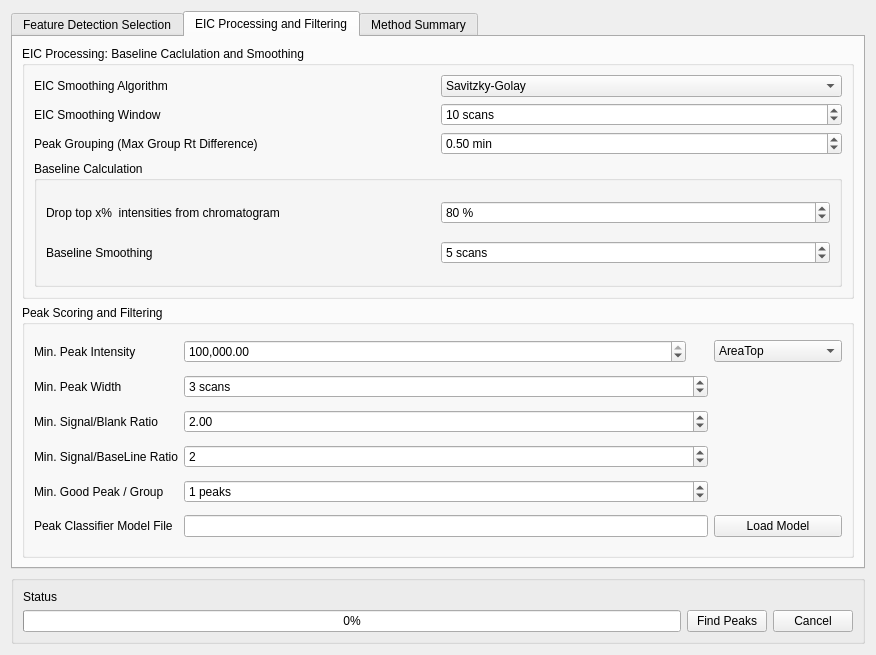
First picture: the form in mzroll/forms/peakdetectiondialog.ui, repository ElucidataInc/ElMaven, before the edit.
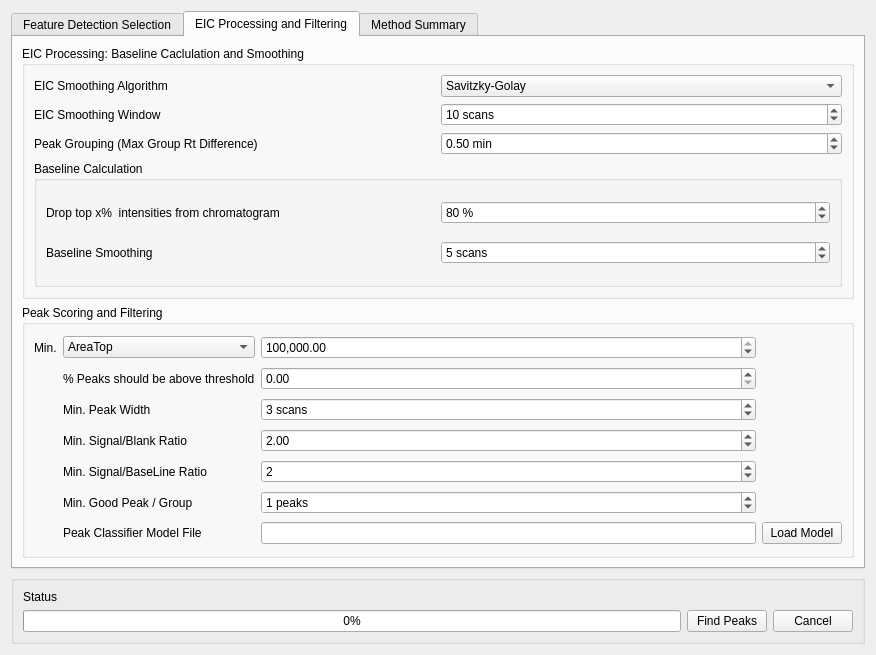
Second picture: the form after the edit.

Patch:
```diff
--- a/mzroll/forms/peakdetectiondialog.ui
+++ b/mzroll/forms/peakdetectiondialog.ui
@@ -426,35 +426,28 @@
           <string>Peak Scoring and Filtering</string>
          </property>
          <layout class="QGridLayout" name="gridLayout_3">
-          <item row="7" column="0">
+          <item row="8" column="1">
            <widget class="QLabel" name="label_5">
             <property name="text">
              <string>Peak Classifier Model File</string>
             </property>
            </widget>
           </item>
-          <item row="2" column="0">
-           <widget class="QLabel" name="label_10">
-            <property name="text">
-             <string>Min. Peak Intensity</string>
-            </property>
-           </widget>
-          </item>
-          <item row="5" column="0">
+          <item row="6" column="1">
            <widget class="QLabel" name="label_6">
             <property name="text">
              <string>Min. Signal/BaseLine Ratio</string>
             </property>
            </widget>
           </item>
-          <item row="3" column="0">
+          <item row="4" column="1">
            <widget class="QLabel" name="label_12">
             <property name="text">
              <string>Min. Peak Width</string>
             </property>
            </widget>
           </item>
-          <item row="3" column="1">
+          <item row="4" column="2">
            <widget class="QSpinBox" name="minNoNoiseObs">
             <property name="suffix">
              <string> scans</string>
@@ -470,7 +463,7 @@
             </property>
            </widget>
           </item>
-          <item row="6" column="1">
+          <item row="7" column="2">
            <widget class="QSpinBox" name="minGoodGroupCount">
             <property name="suffix">
              <string> peaks</string>
@@ -483,21 +476,21 @@
             </property>
            </widget>
           </item>
-          <item row="7" column="3">
+          <item row="8" column="4">
            <widget class="QPushButton" name="loadModelButton">
             <property name="text">
              <string>Load Model</string>
             </property>
            </widget>
           </item>
-          <item row="6" column="0">
+          <item row="7" column="1">
            <widget class="QLabel" name="label_100">
             <property name="text">
              <string>Min. Good Peak / Group</string>
             </property>
            </widget>
           </item>
-          <item row="4" column="1">
+          <item row="5" column="2">
            <widget class="QDoubleSpinBox" name="sigBlankRatio">
             <property name="maximum">
              <double>10000000.000000000000000</double>
@@ -507,14 +500,14 @@
             </property>
            </widget>
           </item>
-          <item row="4" column="0">
+          <item row="5" column="1">
            <widget class="QLabel" name="label_9">
             <property name="text">
              <string>Min. Signal/Blank Ratio</string>
             </property>
            </widget>
           </item>
-          <item row="2" column="1">
+          <item row="2" column="2">
            <widget class="QDoubleSpinBox" name="minGroupIntensity">
             <property name="maximumSize">
              <size>
@@ -536,7 +529,7 @@
             </property>
            </widget>
           </item>
-          <item row="5" column="1">
+          <item row="6" column="2">
            <widget class="QSpinBox" name="sigBaselineRatio">
             <property name="maximum">
              <number>10000000</number>
@@ -546,14 +539,14 @@
             </property>
            </widget>
           </item>
-          <item row="7" column="1">
+          <item row="8" column="2">
            <widget class="QLineEdit" name="classificationModelFilename">
             <property name="text">
              <string/>
             </property>
            </widget>
           </item>
-          <item row="2" column="3">
+          <item row="2" column="1">
            <widget class="QComboBox" name="peakQuantitation">
             <item>
              <property name="text">
@@ -577,6 +570,23 @@
             </item>
            </widget>
           </item>
+          <item row="3" column="1">
+           <widget class="QLabel" name="label_10">
+            <property name="text">
+             <string>% Peaks should be above threshold</string>
+            </property>
+           </widget>
+          </item>
+          <item row="3" column="2">
+           <widget class="QDoubleSpinBox" name="quantilePercent"/>
+          </item>
+          <item row="2" column="0">
+           <widget class="QLabel" name="label_24">
+            <property name="text">
+             <string>Min.</string>
+            </property>
+           </widget>
+          </item>
          </layout>
         </widget>
        </item>
```
